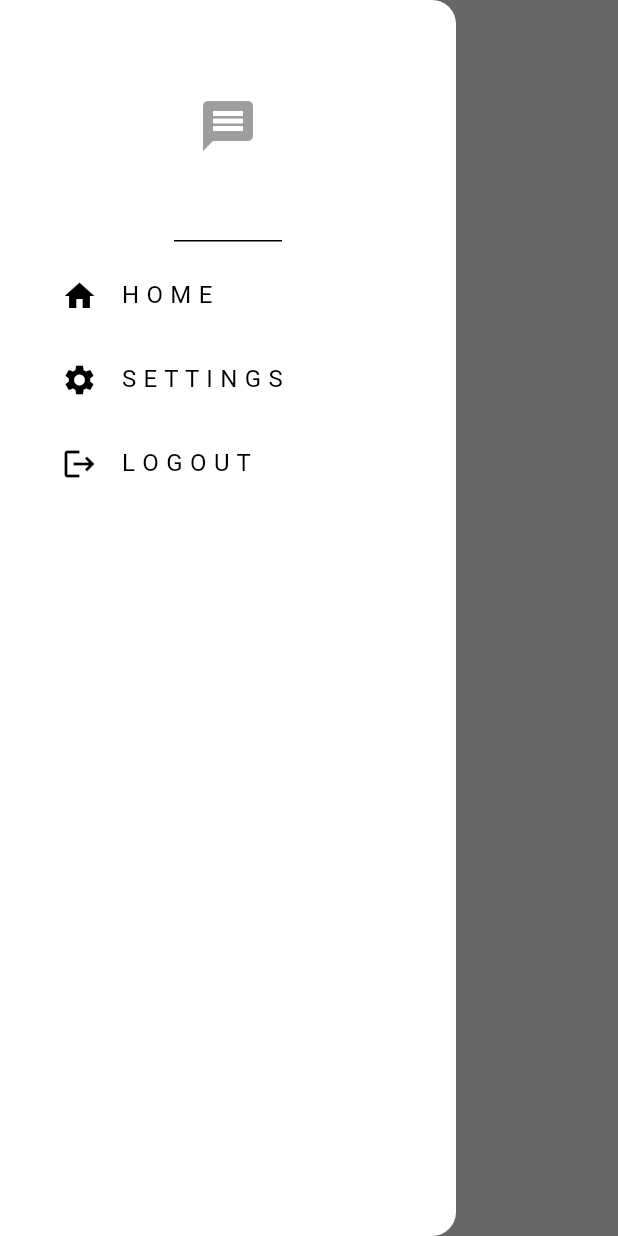
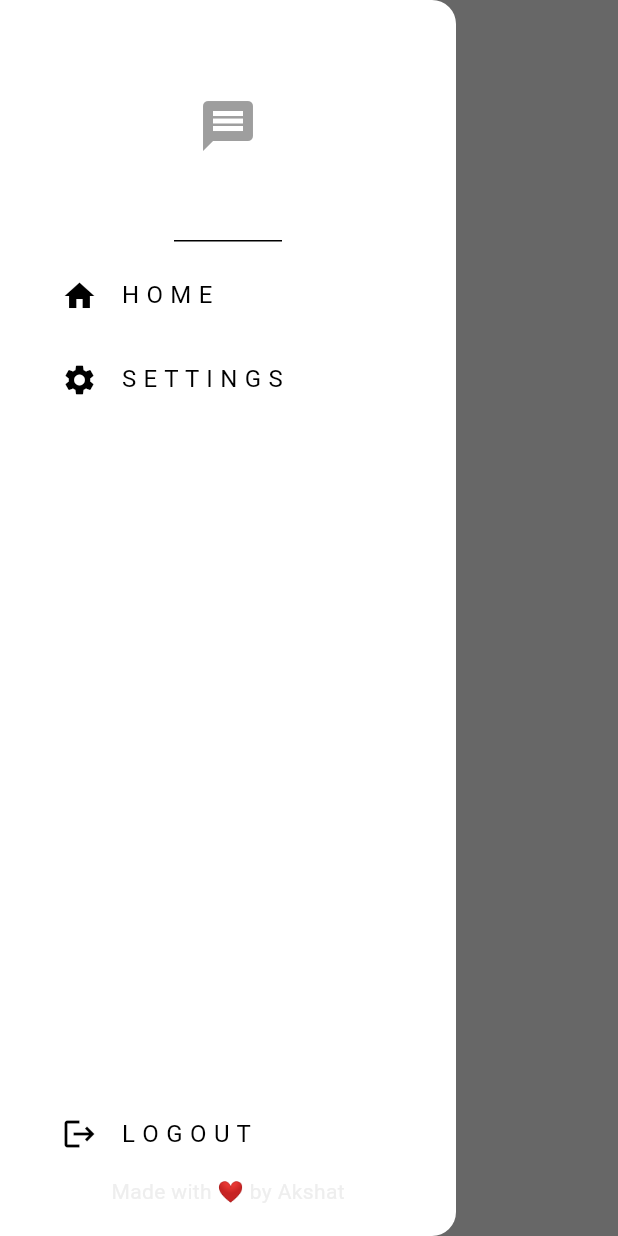
Before and after one commit to AkshatRaiShrivastava/chit-chat-app, a Flutter app: the screen it shows once a user with an empty profile is signed in, with the side drawer open, on a phone screen of 412 x 824 dp. Run offline on Flutter 3.47's test engine with Material 3 defaults, Android fonts, the phone set to English and light mode, and no system bars; our stand-ins replace cloud_firestore, firebase_auth, firebase_core; accounts and stored records are empty.

Commit message:
shifted the logout button to bottom and added text

```diff
--- a/lib/components/my_drawer.dart
+++ b/lib/components/my_drawer.dart
@@ -11,6 +11,7 @@ class MyDrawer extends StatelessWidget {
       final auth = AuthService();
       auth.signout();
     }
+
     return Drawer(
       backgroundColor: Theme.of(context).colorScheme.background,
       child: Column(
@@ -21,31 +22,42 @@ class MyDrawer extends StatelessWidget {
             color: Theme.of(context).colorScheme.primary,
             size: 40,
           )),
-          Padding(padding: EdgeInsets.only(left: 25),
+          Padding(
+            padding: EdgeInsets.only(left: 25),
             child: ListTile(
               title: Text('H O M E'),
               leading: Icon(Icons.home),
-              onTap: (){
+              onTap: () {
                 Navigator.pop(context);
               },
             ),
           ),
-          Padding(padding: EdgeInsets.only(left: 25),
+          Padding(
+            padding: EdgeInsets.only(left: 25),
             child: ListTile(
               title: Text('S E T T I N G S'),
               leading: Icon(Icons.settings),
-              onTap: (){
-                Navigator.popAndPushNamed(context,'/settings');
+              onTap: () {
+                Navigator.popAndPushNamed(context, '/settings');
               },
             ),
           ),
-          Padding(padding: EdgeInsets.only(left: 25),
+          Spacer(),
+          Padding(
+            padding: EdgeInsets.only(left: 25),
             child: ListTile(
               title: Text('L O G O U T'),
               leading: Icon(Icons.logout),
               onTap: logout,
             ),
           ),
+          Text(
+            "Made with ❤️ by Akshat",
+            style: TextStyle(color: Theme.of(context).colorScheme.secondary),
+          ),
+          SizedBox(
+            height: 20,
+          )
         ],
       ),
     );
```
